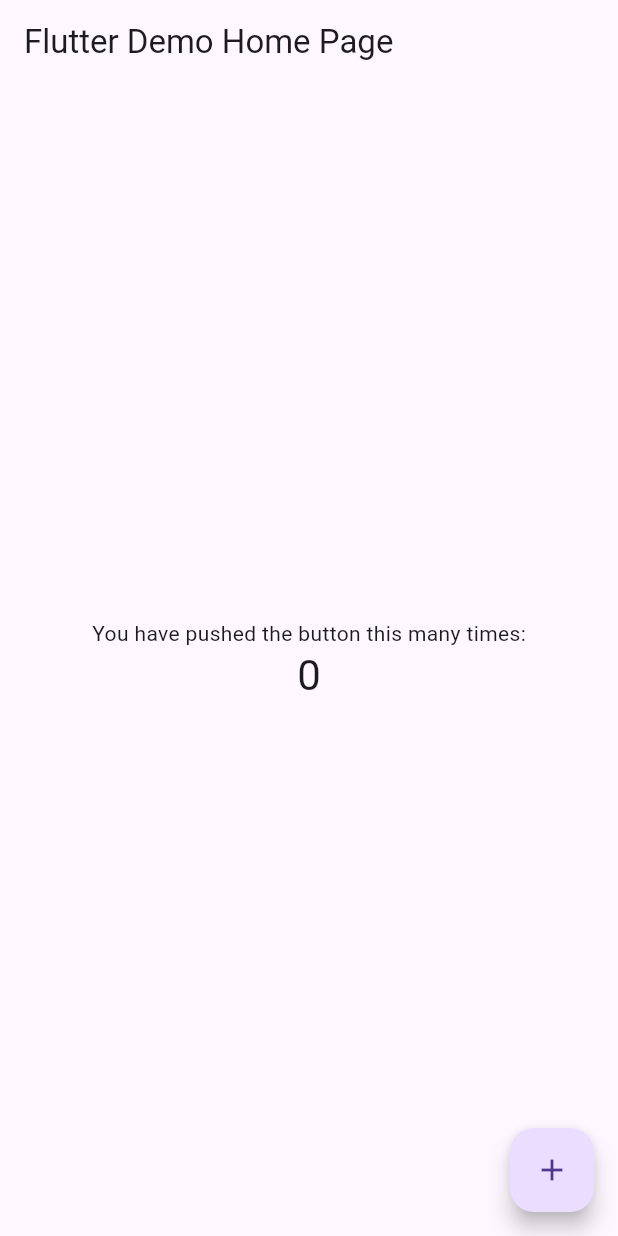
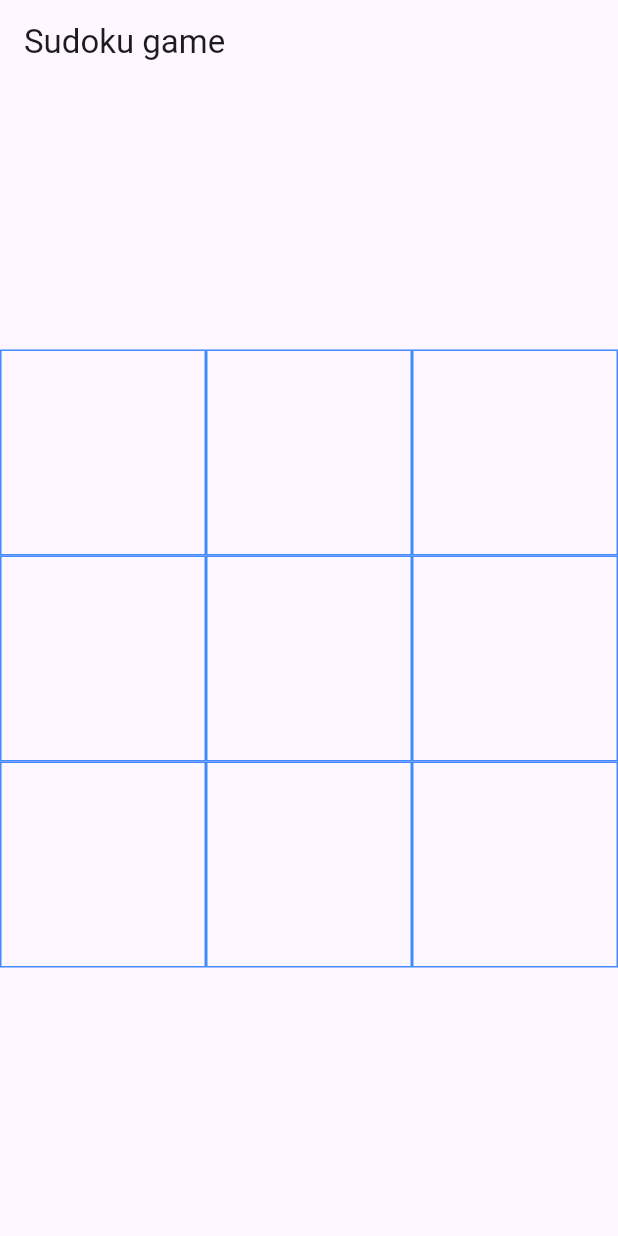
Before and after one commit to UE-DEVOP/flutter-tp-sudoku-Yukams, a Flutter app: the screen it shows after launch, on a phone screen of 412 x 824 dp. Run offline on Flutter 3.47's test engine with Material 3 defaults, Android fonts, the phone set to English and light mode, and no system bars.

Commit message:
Resolves 1

```diff
--- a/lib/game.dart
+++ b/lib/game.dart
@@ -65,21 +65,28 @@ class _GameState extends State<Game> {
           // horizontal).
           mainAxisAlignment: MainAxisAlignment.center,
           children: <Widget>[
-            const Text(
-              'You have pushed the button this many times:',
-            ),
-            Text(
-              '$_counter',
-              style: Theme.of(context).textTheme.headline4,
-            ),
+            SizedBox(
+                height: boxSize * 3,
+                width: boxSize * 3,
+                child: GridView.count(
+                    crossAxisCount: 3,
+                    children: List.generate(9, (x) {
+                      return Container(
+                        width: boxSize,
+                        height: boxSize,
+                        decoration: BoxDecoration(border: Border.all(color: Colors.blueAccent)),
+                      );
+                    }),
+                )
+            )
           ],
         ),
       ),
-      floatingActionButton: FloatingActionButton(
+      /*floatingActionButton: FloatingActionButton(
         onPressed: _incrementCounter,
         tooltip: 'Increment',
         child: const Icon(Icons.add),
-      ), // This trailing comma makes auto-formatting nicer for build methods.
+      ),*/ // This trailing comma makes auto-formatting nicer for build methods.
     );
   }
 }
--- a/lib/main.dart
+++ b/lib/main.dart
@@ -25,7 +25,7 @@ class MyApp extends StatelessWidget {
         // is not restarted.
         primarySwatch: Colors.blue,
       ),
-      home: const Game(title: 'Flutter Demo Home Page'),
+      home: const Game(title: 'Sudoku game'),
     );
   }
 }
```
